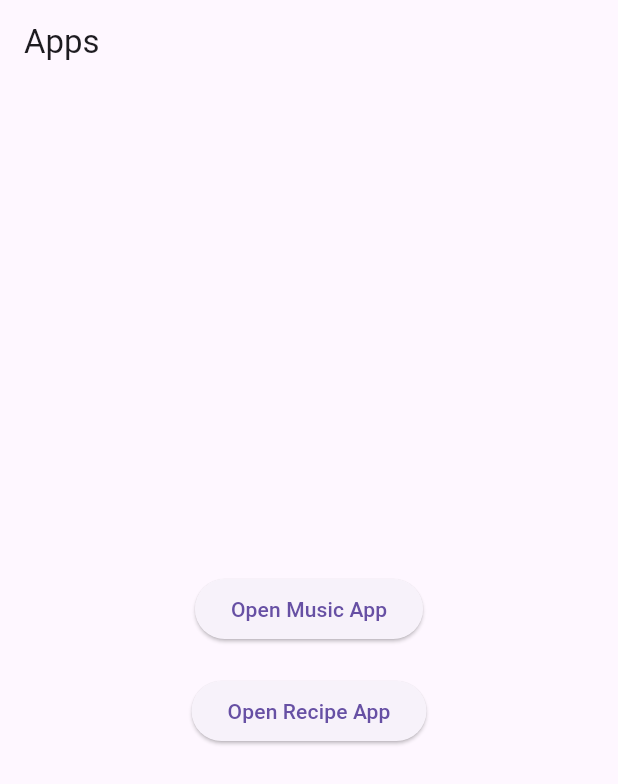
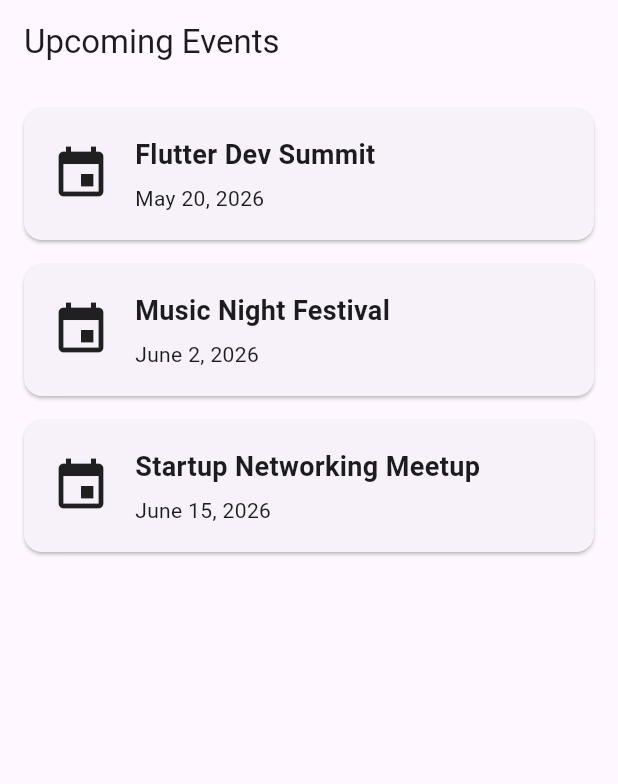
Before and after one commit to pugal6/flutter-tasks, a Flutter app: the screen it shows after launch, on a phone screen of 412 x 824 dp. Shown: the top 784 px of the screen. Run offline on Flutter 3.47's test engine with Material 3 defaults, Android fonts, the phone set to English and light mode, and no system bars.

Commit message:
Add mini project 1

```diff
--- a/module3/lib/main.dart
+++ b/module3/lib/main.dart
@@ -1,21 +1,55 @@
 import 'package:flutter/material.dart';
-import 'package:module3/passing%20data%20task/screens/home_screen.dart';
-
-
-
+import 'package:module3/mini%20challenge1/models/event.dart';
+import 'package:module3/mini%20challenge1/providers/booking_provider.dart';
+import 'package:module3/mini%20challenge1/screens/event_details_screen.dart';
+import 'package:module3/mini%20challenge1/screens/home_screen.dart';
+import 'package:module3/mini%20challenge1/screens/ticket_confirmation_screen.dart';
+import 'package:provider/provider.dart';
 
 void main() {
-  runApp(const MyApp());
+  runApp(
+    ChangeNotifierProvider(
+      create: (_) => BookingProvider(),
+      child: const EventApp(),
+    ),
+  );
 }
 
-class MyApp extends StatelessWidget {
-  const MyApp({super.key});
+class EventApp extends StatelessWidget {
+  const EventApp({super.key});
 
   @override
   Widget build(BuildContext context) {
     return MaterialApp(
       debugShowCheckedModeBanner: false,
-      home: const HomeScreen(),
+      title: 'Event Manager',
+      initialRoute: '/',
+      routes: {
+        '/': (context) => const HomeScreen(),
+      },
+      onGenerateRoute: (settings) {
+        if (settings.name == EventDetailsScreen.routeName) {
+          final event = settings.arguments as Event;
+
+          return MaterialPageRoute(
+            builder: (context) {
+              return EventDetailsScreen(event: event);
+            },
+          );
+        }
+
+        if (settings.name == TicketConfirmationScreen.routeName) {
+          final event = settings.arguments as Event;
+
+          return MaterialPageRoute(
+            builder: (context) {
+              return TicketConfirmationScreen(event: event);
+            },
+          );
+        }
+
+        return null;
+      },
     );
   }
 }
--- /dev/null
+++ b/module3/lib/mini challenge1/models/event.dart
@@ -0,0 +1,13 @@
+class Event {
+  final String title;
+  final String date;
+  final String location;
+  final String description;
+
+  Event({
+    required this.title,
+    required this.date,
+    required this.location,
+    required this.description,
+  });
+}
--- /dev/null
+++ b/module3/lib/mini challenge1/providers/booking_provider.dart
@@ -0,0 +1,18 @@
+import 'package:flutter/material.dart';
+
+class BookingProvider extends ChangeNotifier {
+  final List<String> _bookedEvents = [];
+
+  List<String> get bookedEvents => _bookedEvents;
+
+  bool isBooked(String eventTitle) {
+    return _bookedEvents.contains(eventTitle);
+  }
+
+  void bookEvent(String eventTitle) {
+    if (!_bookedEvents.contains(eventTitle)) {
+      _bookedEvents.add(eventTitle);
+      notifyListeners();
+    }
+  }
+}
--- /dev/null
+++ b/module3/lib/mini challenge1/screens/home_screen.dart
@@ -0,0 +1,62 @@
+import 'package:flutter/material.dart';
+
+import '../models/event.dart';
+import '../widgets/event_card.dart';
+import 'event_details_screen.dart';
+
+class HomeScreen extends StatelessWidget {
+  const HomeScreen({super.key});
+
+  static final List<Event> events = [
+    Event(
+      title: 'Flutter Dev Summit',
+      date: 'May 20, 2026',
+      location: 'Chennai Trade Center',
+      description:
+          'Join developers and learn modern Flutter app development.',
+    ),
+    Event(
+      title: 'Music Night Festival',
+      date: 'June 2, 2026',
+      location: 'Bangalore Arena',
+      description:
+          'Experience a live concert with top independent artists.',
+    ),
+    Event(
+      title: 'Startup Networking Meetup',
+      date: 'June 15, 2026',
+      location: 'Coimbatore Hub',
+      description:
+          'Meet entrepreneurs, founders, and technology enthusiasts.',
+    ),
+  ];
+
+  @override
+  Widget build(BuildContext context) {
+    return Scaffold(
+      appBar: AppBar(
+        title: const Text('Upcoming Events'),
+      ),
+      body: Padding(
+        padding: const EdgeInsets.all(16),
+        child: ListView.builder(
+          itemCount: events.length,
+          itemBuilder: (context, index) {
+            final event = events[index];
+
+            return EventCard(
+              event: event,
+              onTap: () {
+                Navigator.pushNamed(
+                  context,
+                  EventDetailsScreen.routeName,
+                  arguments: event,
+                );
+              },
+            );
+          },
+        ),
+      ),
+    );
+  }
+}
--- /dev/null
+++ b/module3/lib/mini challenge1/widgets/event_card.dart
@@ -0,0 +1,78 @@
+import 'package:flutter/material.dart';
+import 'package:provider/provider.dart';
+
+import '../models/event.dart';
+import '../providers/booking_provider.dart';
+
+class EventCard extends StatelessWidget {
+  final Event event;
+  final VoidCallback onTap;
+
+  const EventCard({
+    super.key,
+    required this.event,
+    required this.onTap,
+  });
+
+  @override
+  Widget build(BuildContext context) {
+    final bookingProvider = Provider.of<BookingProvider>(context);
+
+    final isBooked = bookingProvider.isBooked(event.title);
+
+    return Card(
+      margin: const EdgeInsets.only(bottom: 16),
+      child: InkWell(
+        onTap: onTap,
+        child: Padding(
+          padding: const EdgeInsets.all(18),
+          child: Row(
+            children: [
+              const Icon(Icons.event, size: 40),
+
+              const SizedBox(width: 16),
+
+              Expanded(
+                child: Column(
+                  crossAxisAlignment: CrossAxisAlignment.start,
+                  children: [
+                    Text(
+                      event.title,
+                      style: const TextStyle(
+                        fontSize: 18,
+                        fontWeight: FontWeight.bold,
+                      ),
+                    ),
+
+                    const SizedBox(height: 6),
+
+                    Text(event.date),
+                  ],
+                ),
+              ),
+
+              if (isBooked)
+                Container(
+                  padding: const EdgeInsets.symmetric(
+                    horizontal: 12,
+                    vertical: 6,
+                  ),
+                  decoration: BoxDecoration(
+                    color: Colors.green,
+                    borderRadius: BorderRadius.circular(20),
+                  ),
+                  child: const Text(
+                    'BOOKED',
+                    style: TextStyle(
+                      color: Colors.white,
+                      fontWeight: FontWeight.bold,
+                    ),
+                  ),
+                ),
+            ],
+          ),
+        ),
+      ),
+    );
+  }
+}
--- a/module3/pubspec.yaml
+++ b/module3/pubspec.yaml
@@ -30,6 +30,7 @@ environment:
 dependencies:
   flutter:
     sdk: flutter
+  provider: ^6.1.2
 
   # The following adds the Cupertino Icons font to your application.
   # Use with the CupertinoIcons class for iOS style icons.
```
Also changed, not shown: module3/lib/mini challenge1/screens/event_details_screen.dart (added, +82 -0 lines), module3/lib/mini challenge1/screens/ticket_confirmation_screen.dart (added, +85 -0 lines), module3/pubspec.lock.
